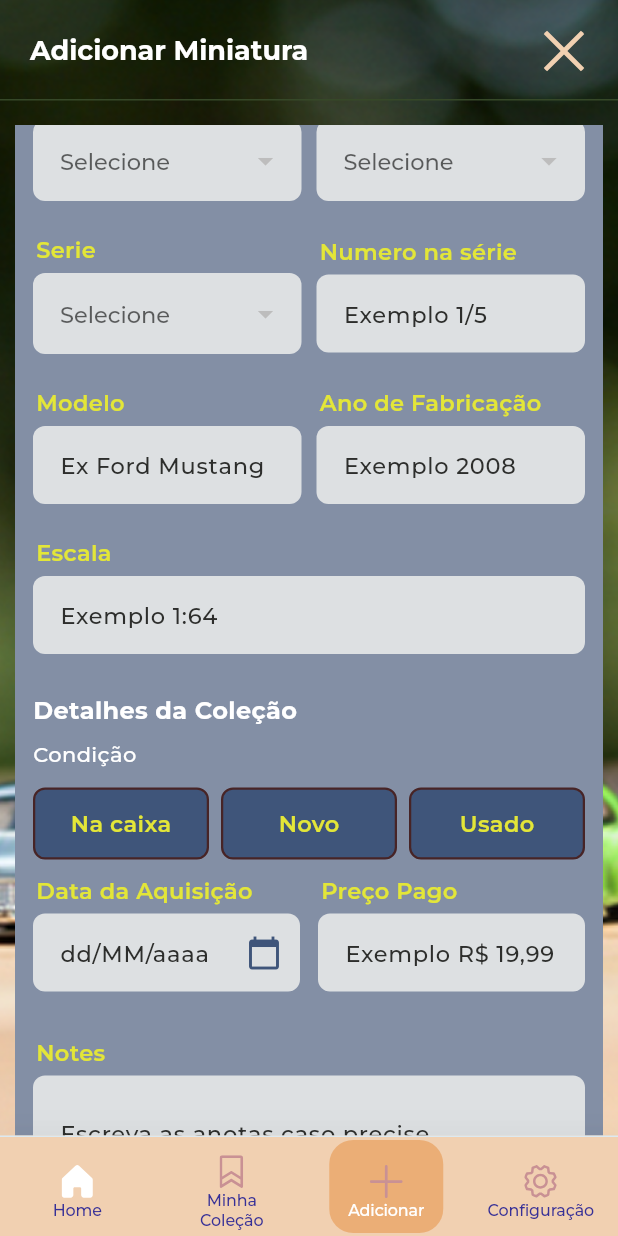
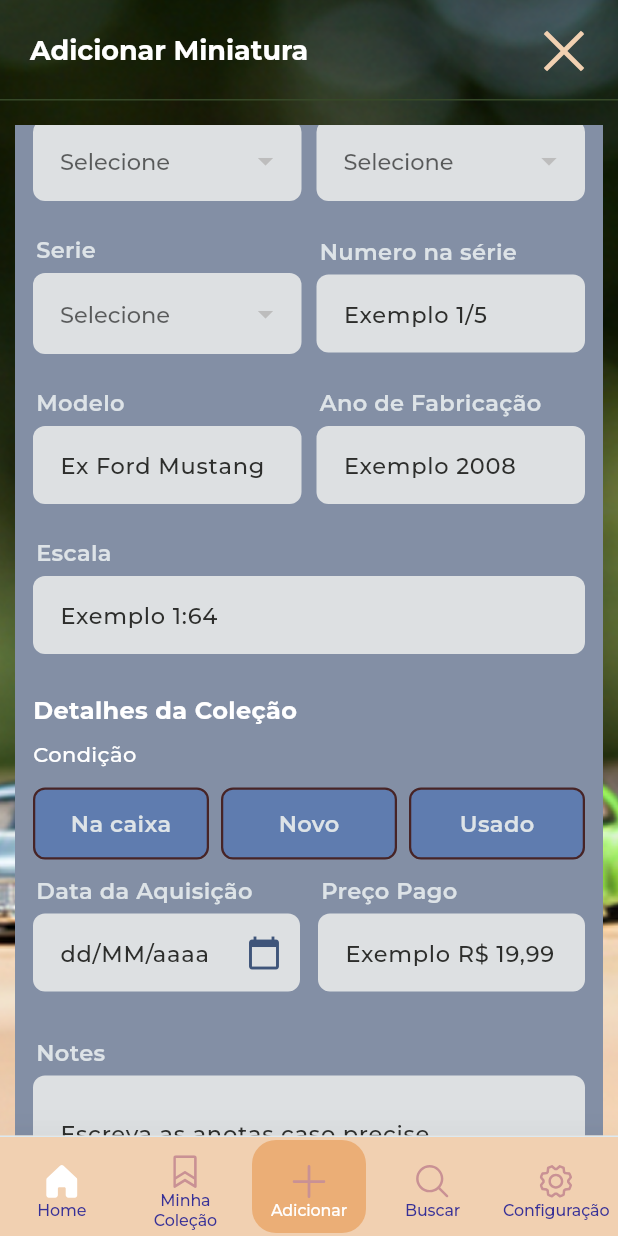
Before and after one commit to caneto/Catalago_colecionadores, a Flutter app: the AddCarColection screen opened by its route, scrolled down 576 dp, on a phone screen of 412 x 824 dp. Run offline on Flutter 3.47's test engine with Material 3 defaults, Android fonts, the light colour scheme and no system bars; our stand-ins replace bloc, camera, device_preview, dotted_border, equatable, flutter_bloc and 11 more; missing offline and left inert: validatorless; accounts and stored records are empty; generated files the repository leaves out were written again; project files that could hold a hidden picture were left out.

Commit message:
Adicionado o opção de Busca, e acerto de cores

```diff
--- a/lib/src/core/global/global_itens.dart
+++ b/lib/src/core/global/global_itens.dart
@@ -14,6 +14,7 @@ final class GlobalItens {
     {'iconLogo': 'home.svg', 'label': 'Home'},
     {'iconLogo': 'minhacolecao.svg', 'label': 'Minha Coleção'},
     {'iconLogo': 'estrela.svg', 'label': 'Adicionar'},
+    {'iconLogo': 'lupa.svg', 'label': 'Buscar'},
     {'iconLogo': 'engrenagem.svg', 'label': 'Configuração'},
   ];
 
--- a/lib/src/core/ui/theme/catalago_colecionador_theme.dart
+++ b/lib/src/core/ui/theme/catalago_colecionador_theme.dart
@@ -6,7 +6,8 @@ final class CatalagoColecionadorTheme {
   static const blackGround = Color.fromARGB(255, 96, 123, 173);
   static const blackLightGround = Color.fromARGB(255, 131, 143, 165);
   static const headerBlackGround = Color.fromARGB(255, 24, 44, 29);
-  static const textDescriptColor = Color.fromARGB(255, 227, 230, 56);
+  static const textDescriptColor = Color.fromARGB(255, 58, 72, 194);
+  static const textRegisterColor = Color.fromARGB(255, 65, 82, 60);
   static const blueColor = Color(0xFF0D40A6);
   static const whiteColor = Color(0xFFFFFFFF);
   static const textMain = Color.fromARGB(255, 32, 119, 68);
@@ -23,6 +24,7 @@ final class CatalagoColecionadorTheme {
   static const navBarBoxItemColor = Color.fromARGB(255, 55, 48, 151);
   static const navBarBoxContornoColor = Color.fromARGB(255, 235, 174, 118);
   static const navBarBoxColor = Color(0xFFDCE9F1);
+  static const labelColor = Color.fromARGB(255, 221, 227, 231);
   static const lineDividColor = Color.fromARGB(255, 161, 226, 85);
   static const cardCategyColor = Color.fromARGB(255, 84, 123, 209);
   static const cardItemAndImageColor = Color.fromARGB(255, 84, 123, 209);
@@ -35,12 +37,12 @@ final class CatalagoColecionadorTheme {
   static String get font => 'Montserrat';
 
   static final lightTheme = ThemeData(
-    colorScheme: ColorScheme.fromSeed(seedColor: textDescriptColor),
+    colorScheme: ColorScheme.fromSeed(seedColor: blackGround),
     fontFamily: font,
-    scaffoldBackgroundColor: textDescriptColor,
+    scaffoldBackgroundColor: textRegisterColor,
     inputDecorationTheme: InputDecorationTheme(
       filled: true,
-      fillColor: textDescriptColor,
+      fillColor: blackLightGround,
       labelStyle: const TextStyle(
         fontSize: 14,
         color: blackColor,
@@ -58,7 +60,7 @@ final class CatalagoColecionadorTheme {
       ),
       errorStyle: TextStyle(
         color:
-            yellowColor, // Garante que o TextStyle padrão use a cor do esquema
+            blueColor, // Garante que o TextStyle padrão use a cor do esquema
         fontWeight: FontWeight.bold,
       ),
     ),
--- a/lib/src/core/ui/widgets/miniaturas_nav_bar.dart
+++ b/lib/src/core/ui/widgets/miniaturas_nav_bar.dart
@@ -39,6 +39,8 @@ class _MiniaturasNavBarState extends State<MiniaturasNavBar> {
             ? '/minha_colecao'
             : idx == 2
             ? '/add_car'
+            : idx == 3
+            ? '/buscar'
             : '/configuracoes',
       );
     });
--- a/lib/src/pages/add_car/widget/add_car_colection_form.dart
+++ b/lib/src/pages/add_car/widget/add_car_colection_form.dart
@@ -252,6 +252,7 @@ class _AddCarColectionFormState extends State<AddCarColectionForm> {
             SizedBox(height: 10),
             FormGroup(
               label: 'Nome da Miniatura',
+              colorLabel: CatalagoColecionadorTheme.labelColor,
               child: TextFormField(
                 controller: widget.nomeMiniaturaController,
                 style: CatalagoColecionadorTheme.textBold.copyWith(
@@ -273,6 +274,7 @@ class _AddCarColectionFormState extends State<AddCarColectionForm> {
                 Expanded(
                   child: FormGroup(
                     label: 'Categoria',
+                    colorLabel: CatalagoColecionadorTheme.labelColor,
                     child: DropdownButtonFormField<String>(
                       initialValue: _selectedCategory,
                       items: categories.map((CategoryCollection category) {
@@ -305,6 +307,7 @@ class _AddCarColectionFormState extends State<AddCarColectionForm> {
                 Expanded(
                   child: FormGroup(
                     label: 'Marca',
+                    colorLabel: CatalagoColecionadorTheme.labelColor,
                     child: DropdownButtonFormField<String>(
                       initialValue: _selectedMarca,
                       items: marcas.map((MarcaCollection marca) {
@@ -341,6 +344,7 @@ class _AddCarColectionFormState extends State<AddCarColectionForm> {
                 Expanded(
                   child: FormGroup(
                     label: 'Serie',
+                    colorLabel: CatalagoColecionadorTheme.labelColor,
                     child: DropdownButtonFormField<String>(
                       initialValue: _selectedSerie,
                       items: series.map((SerieCollection serie) {
@@ -373,6 +377,7 @@ class _AddCarColectionFormState extends State<AddCarColectionForm> {
                 Expanded(
                   child: FormGroup(
                     label: 'Numero na série',
+                    colorLabel: CatalagoColecionadorTheme.labelColor,
                     child: TextFormField(
                       controller: widget.numeroNaSerieController,
                       keyboardType: TextInputType.number,
@@ -401,6 +406,7 @@ class _AddCarColectionFormState extends State<AddCarColectionForm> {
                 Expanded(
                   child: FormGroup(
                     label: 'Modelo',
+                    colorLabel: CatalagoColecionadorTheme.labelColor,
                     child: TextFormField(
                       controller: widget.modeloController,
                       style: CatalagoColecionadorTheme.textBold.copyWith(
@@ -421,6 +427,7 @@ class _AddCarColectionFormState extends State<AddCarColectionForm> {
                 Expanded(
                   child: FormGroup(
                     label: 'Ano de Fabricação',
+                    colorLabel: CatalagoColecionadorTheme.labelColor,
                     child: TextFormField(
                       controller: widget.anoFabricacaoController,
                       style: CatalagoColecionadorTheme.textBold.copyWith(
@@ -445,6 +452,7 @@ class _AddCarColectionFormState extends State<AddCarColectionForm> {
             // Escala
             FormGroup(
               label: 'Escala',
+              colorLabel: CatalagoColecionadorTheme.labelColor,
               child: TextFormField(
                 controller: widget.escalaController,
                 style: CatalagoColecionadorTheme.textBold.copyWith(
@@ -518,6 +526,7 @@ class _AddCarColectionFormState extends State<AddCarColectionForm> {
                 Expanded(
                   child: FormGroup(
                     label: 'Data da Aquisição',
+                    colorLabel: CatalagoColecionadorTheme.labelColor,
                     child: TextFormField(
                       controller: widget.dataAquizicaoController,
                       readOnly: true,
@@ -586,6 +595,7 @@ class _AddCarColectionFormState extends State<AddCarColectionForm> {
                 Expanded(
                   child: FormGroup(
                     label: 'Preço Pago',
+                    colorLabel: CatalagoColecionadorTheme.labelColor,
                     child: TextFormField(
                       controller: widget.precoPagoController,
                       style: CatalagoColecionadorTheme.textBold.copyWith(
@@ -615,6 +625,7 @@ class _AddCarColectionFormState extends State<AddCarColectionForm> {
             SizedBox(height: 20),
             FormGroup(
               label: 'Notes',
+              colorLabel: CatalagoColecionadorTheme.labelColor,
               child: TextFormField(
                 controller: widget.notesController,
                 minLines: 2,
--- a/lib/src/pages/add_car/widget/collection_condition_card.dart
+++ b/lib/src/pages/add_car/widget/collection_condition_card.dart
@@ -24,7 +24,7 @@ class CollectionConditionCard extends StatelessWidget {
           decoration: BoxDecoration(
             color: isSelected
                 ? CatalagoColecionadorTheme.bgInputAccent
-                : CatalagoColecionadorTheme.bgInput,
+                : CatalagoColecionadorTheme.bgCard,
             borderRadius: BorderRadius.circular(8),
             border: Border.all(
               color: isSelected
@@ -37,7 +37,7 @@ class CollectionConditionCard extends StatelessWidget {
             child: Text(
               title,
               style: CatalagoColecionadorTheme.textBold.copyWith(
-                color: CatalagoColecionadorTheme.textDescriptColor,
+                color: CatalagoColecionadorTheme.labelColor,
                 fontSize: 15,
                 fontWeight: FontWeight.w600,
               ),
--- a/lib/src/pages/add_car/widget/form_group.dart
+++ b/lib/src/pages/add_car/widget/form_group.dart
@@ -4,9 +4,10 @@ import 'package:flutter/material.dart';
 
 class FormGroup extends StatelessWidget {
   final String label;
+  final Color colorLabel;
   final Widget child;
 
-  const FormGroup({super.key, required this.label, required this.child});
+  const FormGroup({super.key, required this.label, required this.child, required this.colorLabel});
 
   @override
   Widget build(BuildContext context) {
@@ -23,7 +24,7 @@ class FormGroup extends StatelessWidget {
               child: Text(
                 label,
                 style: CatalagoColecionadorTheme.textBold.copyWith(
-                  color: CatalagoColecionadorTheme.textDescriptColor,
+                  color: colorLabel,
                   fontSize: 15,
                   fontWeight: FontWeight.w600,
                   height: 1.2,
--- a/lib/src/pages/auth/login/login_page.dart
+++ b/lib/src/pages/auth/login/login_page.dart
@@ -43,6 +43,7 @@ class _LoginPageState extends State<LoginPage> with MessageViewMixin {
     final sizeOf = MediaQuery.sizeOf(context);
 
     return Scaffold(
+      backgroundColor: CatalagoColecionadorTheme.textRegisterColor,
       body: SafeArea(
         child: SingleChildScrollView(
           child: Container(
--- a/lib/src/pages/auth/registro/register_page.dart
+++ b/lib/src/pages/auth/registro/register_page.dart
@@ -40,7 +40,7 @@ class _RegisterPageState extends State<RegisterPage> with MessageViewMixin {
     final sizeOf = MediaQuery.sizeOf(context);
 
     return Scaffold(
-      backgroundColor: Colors.blueGrey,
+      backgroundColor: CatalagoColecionadorTheme.textRegisterColor,
       body: SafeArea(
         child: SingleChildScrollView(
           child: Container(
--- a/lib/src/pages/category/widgets/add_category_form.dart
+++ b/lib/src/pages/category/widgets/add_category_form.dart
@@ -142,6 +142,7 @@ class _AddCategoryFormState extends State<AddCategoryForm> {
           SizedBox(height: 10),
           FormGroup(
             label: 'Nome da Categoria',
+            colorLabel: CatalagoColecionadorTheme.labelColor,
             child: TextFormField(
               controller: widget.nameController,
               style: CatalagoColecionadorTheme.textBold.copyWith(
@@ -161,6 +162,7 @@ class _AddCategoryFormState extends State<AddCategoryForm> {
           SizedBox(height: 12),
           FormGroup(
             label: 'Descrição',
+            colorLabel: CatalagoColecionadorTheme.labelColor,
             child: TextFormField(
               controller: widget.descriptionController,
               minLines: 2,
--- a/lib/src/pages/configuration/configuracoes_page.dart
+++ b/lib/src/pages/configuration/configuracoes_page.dart
@@ -8,9 +8,7 @@ import '../../core/global/global_itens.dart';
 import 'widgets/circle_icon.dart';
 import 'widgets/config_content_section.dart';
 
-// Color palette as per original CSS.
-
-final int _selectedNavIndex = 3;
+final int _selectedNavIndex = 4;
 
 class ConfiguracoesPage extends StatefulWidget {
   const ConfiguracoesPage({super.key});
--- a/lib/src/pages/marca/widgets/add_marca_form.dart
+++ b/lib/src/pages/marca/widgets/add_marca_form.dart
@@ -144,6 +144,7 @@ class _AddMarcaFormState extends State<AddMarcaForm> {
           SizedBox(height: 10),
           FormGroup(
             label: 'Nome da Marca',
+            colorLabel: CatalagoColecionadorTheme.labelColor,
             child: TextFormField(
               controller: widget.nameController,
               style: CatalagoColecionadorTheme.textBold.copyWith(
@@ -162,6 +163,7 @@ class _AddMarcaFormState extends State<AddMarcaForm> {
           SizedBox(height: 12),
           FormGroup(
             label: 'Quantidade',
+            colorLabel: CatalagoColecionadorTheme.labelColor,
             child: TextFormField(
               controller: widget.quantidadeController,
               keyboardType: TextInputType.number,
@@ -179,6 +181,7 @@ class _AddMarcaFormState extends State<AddMarcaForm> {
           SizedBox(height: 12),
           FormGroup(
             label: 'Descrição',
+            colorLabel: CatalagoColecionadorTheme.labelColor,
             child: TextFormField(
               controller: widget.descriptionController,
               minLines: 2,
```
Also changed, not shown: lib/src/pages/serie/widgets/add_serie_form.dart (+14 -0 lines).
